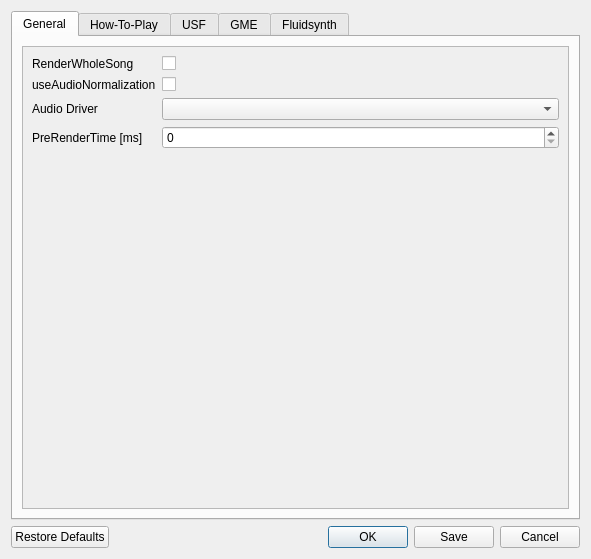
The window that gui/configdialog.ui (derselbst/ANMP) describes before a commit, drawn with Qt 5.
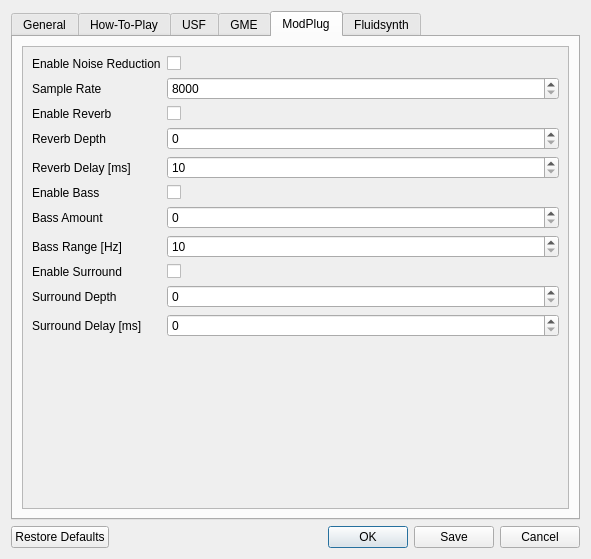
The same window after the commit. The open tabs and pages were chosen to show the change.

Commit message: display modplug settings in config dialog

```diff
--- a/gui/configdialog.ui
+++ b/gui/configdialog.ui
@@ -49,6 +49,9 @@
             <layout class="QVBoxLayout" name="verticalLayout_6">
              <item>
               <layout class="QFormLayout" name="formLayout">
+               <property name="labelAlignment">
+                <set>Qt::AlignLeading|Qt::AlignLeft|Qt::AlignVCenter</set>
+               </property>
                <item row="4" column="0">
                 <widget class="QLabel" name="label">
                  <property name="whatsThis">
@@ -375,6 +378,225 @@
          </item>
         </layout>
        </widget>
+       <widget class="QWidget" name="modplug">
+        <attribute name="title">
+         <string>ModPlug</string>
+        </attribute>
+        <layout class="QVBoxLayout" name="verticalLayout_16">
+         <item>
+          <widget class="QScrollArea" name="scrollArea_6">
+           <property name="widgetResizable">
+            <bool>true</bool>
+           </property>
+           <widget class="QWidget" name="scrollAreaWidgetContents_6">
+            <property name="geometry">
+             <rect>
+              <x>0</x>
+              <y>0</y>
+              <width>553</width>
+              <height>454</height>
+             </rect>
+            </property>
+            <layout class="QVBoxLayout" name="verticalLayout_3">
+             <item>
+              <layout class="QFormLayout" name="formLayout_7">
+               <property name="labelAlignment">
+                <set>Qt::AlignLeading|Qt::AlignLeft|Qt::AlignVCenter</set>
+               </property>
+               <item row="0" column="0">
+                <widget class="QLabel" name="label_27">
+                 <property name="text">
+                  <string>Enable Noise Reduction</string>
+                 </property>
+                </widget>
+               </item>
+               <item row="0" column="1">
+                <widget class="QCheckBox" name="checkModNoise"/>
+               </item>
+               <item row="8" column="0">
+                <widget class="QLabel" name="label_30">
+                 <property name="text">
+                  <string>Enable Surround</string>
+                 </property>
+                </widget>
+               </item>
+               <item row="8" column="1">
+                <widget class="QCheckBox" name="checkModSurround"/>
+               </item>
+               <item row="1" column="1">
+                <widget class="QSpinBox" name="spinModSampleRate">
+                 <property name="minimum">
+                  <number>8000</number>
+                 </property>
+                 <property name="maximum">
+                  <number>48000</number>
+                 </property>
+                 <property name="value">
+                  <number>8000</number>
+                 </property>
+                </widget>
+               </item>
+               <item row="1" column="0">
+                <widget class="QLabel" name="label_31">
+                 <property name="text">
+                  <string>Sample Rate</string>
+                 </property>
+                </widget>
+               </item>
+               <item row="2" column="0">
+                <widget class="QLabel" name="label_28">
+                 <property name="text">
+                  <string>Enable Reverb</string>
+                 </property>
+                </widget>
+               </item>
+               <item row="2" column="1">
+                <widget class="QCheckBox" name="checkModReverb"/>
+               </item>
+               <item row="3" column="0">
+                <widget class="QLabel" name="label_32">
+                 <property name="text">
+                  <string>Reverb Depth</string>
+                 </property>
+                </widget>
+               </item>
+               <item row="3" column="1">
+                <widget class="QSpinBox" name="spinModReverbDepth">
+                 <property name="maximum">
+                  <number>100</number>
+                 </property>
+                 <property name="value">
+                  <number>0</number>
+                 </property>
+                </widget>
+               </item>
+               <item row="4" column="0">
+                <widget class="QLabel" name="label_33">
+                 <property name="text">
+                  <string>Reverb Delay [ms]</string>
+                 </property>
+                </widget>
+               </item>
+               <item row="4" column="1">
+                <widget class="QSpinBox" name="spinModReverbDelay">
+                 <property name="minimum">
+                  <number>10</number>
+                 </property>
+                 <property name="maximum">
+                  <number>1000</number>
+                 </property>
+                 <property name="singleStep">
+                  <number>10</number>
+                 </property>
+                 <property name="value">
+                  <number>10</number>
+                 </property>
+                </widget>
+               </item>
+               <item row="5" column="0">
+                <widget class="QLabel" name="label_29">
+                 <property name="text">
+                  <string>Enable Bass</string>
+                 </property>
+                </widget>
+               </item>
+               <item row="5" column="1">
+                <widget class="QCheckBox" name="checkModBass"/>
+               </item>
+               <item row="6" column="0">
+                <widget class="QLabel" name="label_34">
+                 <property name="text">
+                  <string>Bass Amount</string>
+                 </property>
+                </widget>
+               </item>
+               <item row="6" column="1">
+                <widget class="QSpinBox" name="spinModBassAmount">
+                 <property name="maximum">
+                  <number>100</number>
+                 </property>
+                 <property name="singleStep">
+                  <number>5</number>
+                 </property>
+                 <property name="value">
+                  <number>0</number>
+                 </property>
+                </widget>
+               </item>
+               <item row="7" column="0">
+                <widget class="QLabel" name="label_35">
+                 <property name="text">
+                  <string>Bass Range [Hz]</string>
+                 </property>
+                </widget>
+               </item>
+               <item row="7" column="1">
+                <widget class="QSpinBox" name="spinModBassRange">
+                 <property name="minimum">
+                  <number>10</number>
+                 </property>
+                 <property name="maximum">
+                  <number>100</number>
+                 </property>
+                 <property name="singleStep">
+                  <number>5</number>
+                 </property>
+                 <property name="value">
+                  <number>10</number>
+                 </property>
+                </widget>
+               </item>
+               <item row="9" column="0">
+                <widget class="QLabel" name="label_36">
+                 <property name="text">
+                  <string>Surround Depth</string>
+                 </property>
+                </widget>
+               </item>
+               <item row="9" column="1">
+                <widget class="QSpinBox" name="spinModSurroundDepth">
+                 <property name="minimum">
+                  <number>0</number>
+                 </property>
+                 <property name="maximum">
+                  <number>100</number>
+                 </property>
+                 <property name="singleStep">
+                  <number>5</number>
+                 </property>
+                 <property name="value">
+                  <number>0</number>
+                 </property>
+                </widget>
+               </item>
+               <item row="10" column="0">
+                <widget class="QLabel" name="label_37">
+                 <property name="text">
+                  <string>Surround Delay [ms]</string>
+                 </property>
+                </widget>
+               </item>
+               <item row="10" column="1">
+                <widget class="QSpinBox" name="spinModSurroundDelay">
+                 <property name="minimum">
+                  <number>0</number>
+                 </property>
+                 <property name="maximum">
+                  <number>100</number>
+                 </property>
+                 <property name="value">
+                  <number>0</number>
+                 </property>
+                </widget>
+               </item>
+              </layout>
+             </item>
+            </layout>
+           </widget>
+          </widget>
+         </item>
+        </layout>
+       </widget>
        <widget class="QWidget" name="fluidsynth">
         <attribute name="title">
          <string>Fluidsynth</string>
```
Left out of the diff: 8 changed lines with no effect on the pictures. The commit also changes 1 other file.
